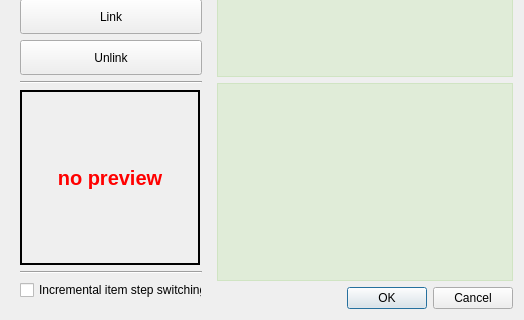
First picture: the form in Image-Dispozer/imageselector.ui, repository Gresthorn/Image-Dispozer, before the edit; both pictures show x 0 to 524 and y 138 to 458 of the 524 by 458 pixel window.
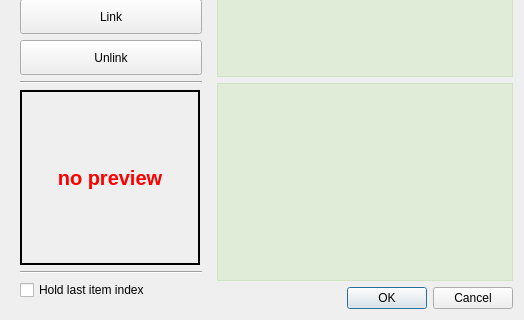
Second picture: the form after the edit. Icons and pictures are not drawn.

What changed in the file:
```diff
--- a/Image-Dispozer/imageselector.ui
+++ b/Image-Dispozer/imageselector.ui
@@ -7,7 +7,7 @@
     <x>0</x>
     <y>0</y>
     <width>524</width>
-    <height>451</height>
+    <height>453</height>
    </rect>
   </property>
   <property name="windowTitle">
@@ -283,7 +283,7 @@
          <enum>Qt::LeftToRight</enum>
         </property>
         <property name="text">
-         <string>Incremental item step switching</string>
+         <string>Hold last item index</string>
         </property>
        </widget>
       </item>
```
Left out of the diff: 24 changed lines with no effect on the pictures.
